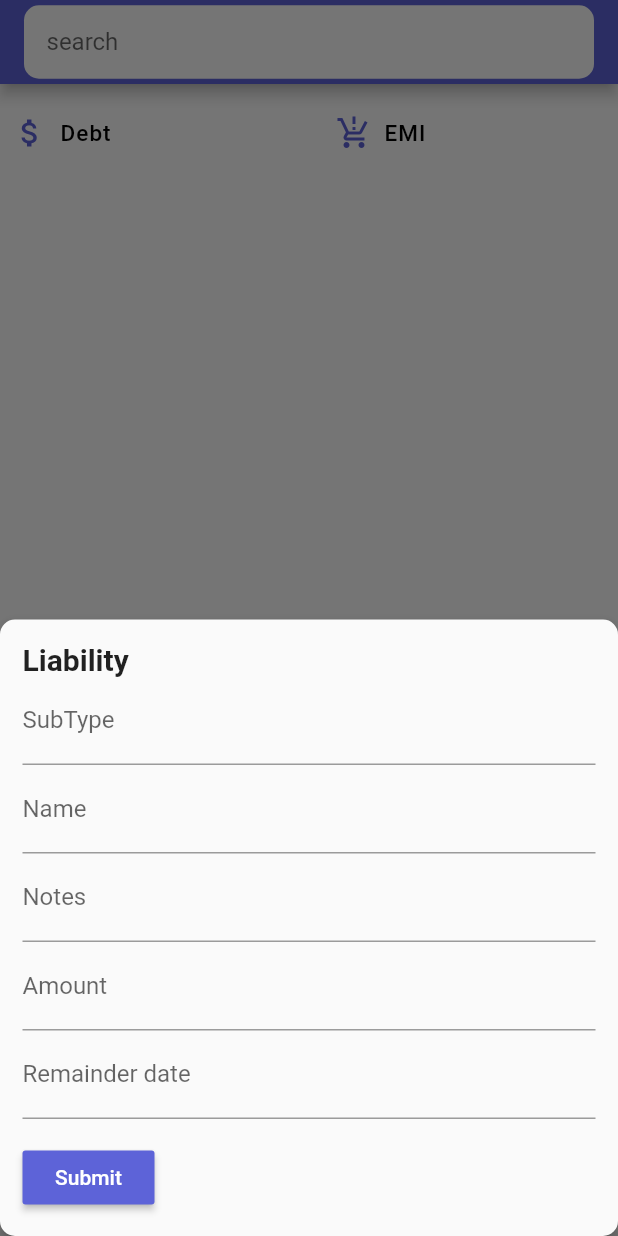
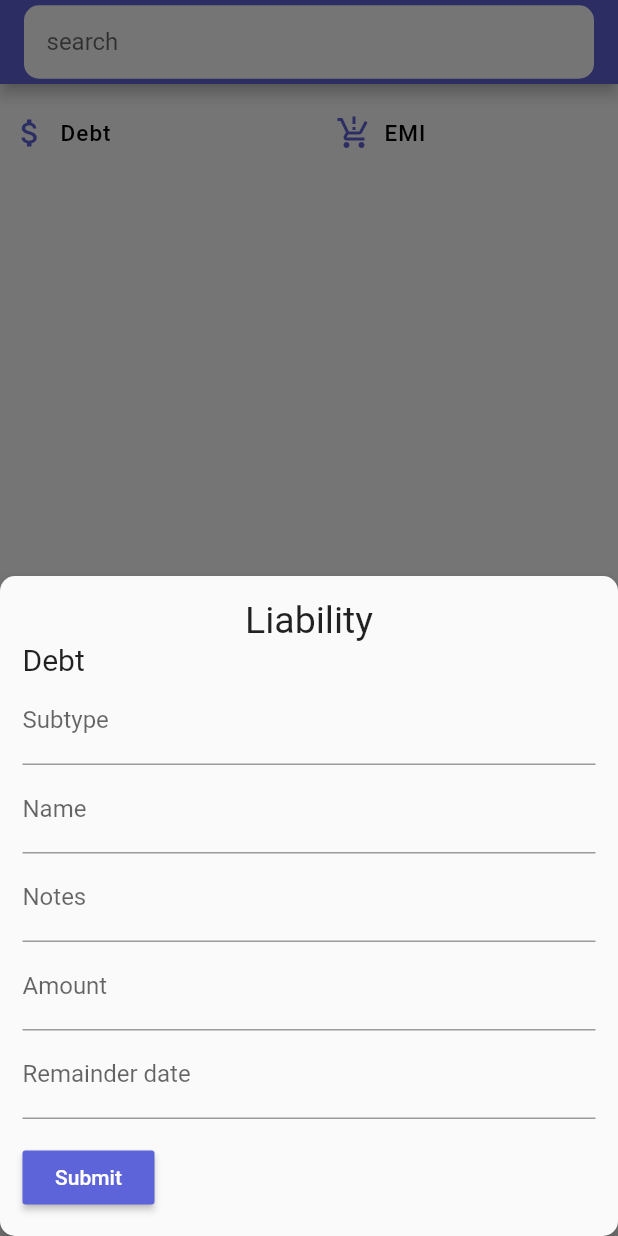
Before and after one commit to thirvusoft/money-manager, a Flutter app: the liabilitySearch screen opened directly, after a tap on "Debt", on a phone screen of 412 x 824 dp. Run offline on Flutter 3.47's test engine with Material 2 defaults, Android fonts, the light colour scheme and no system bars; our stand-ins replace animated_text_kit, bottom_navy_bar, flutter_login, google_fonts, rounded_loading_button, shared_preferences and 1 more; accounts and stored records are empty.

Commit message:
update the bootom sheet

```diff
--- a/lib/views/screens/Homescreen/liabilitySearch.dart
+++ b/lib/views/screens/Homescreen/liabilitySearch.dart
@@ -38,6 +38,7 @@ class _liabilitySearchState extends State<liabilitySearch> {
     ['EMI', 0xf2d1],
   ];
   var data;
+  var subtypes;
   get index => null;
   @override
   Widget build(BuildContext context) {
@@ -101,7 +102,9 @@ class _liabilitySearchState extends State<liabilitySearch> {
                               Center(
                                   child: TextButton.icon(
                                       onPressed: () {
-                                        _show(context);
+                                        subtypes = icon_name[index][0];
+                                        _show(context, subtypes);
+                                        print(icon_name[index][0]);
                                       },
                                       label: Text(
                                         _textEditingController.text.isNotEmpty
@@ -133,7 +136,7 @@ class _liabilitySearchState extends State<liabilitySearch> {
             }));
   }
 
-  void _show(BuildContext ctx) {
+  void _show(BuildContext ctx, subtypes) {
     showModalBottomSheet(
       shape: RoundedRectangleBorder(
         borderRadius: BorderRadius.all(Radius.circular(10.0)),
@@ -151,12 +154,21 @@ class _liabilitySearchState extends State<liabilitySearch> {
             mainAxisSize: MainAxisSize.min,
             crossAxisAlignment: CrossAxisAlignment.start,
             children: [
-              Text("Liability",
-                  style: TextStyle(fontWeight: FontWeight.bold, fontSize: 20)),
-
+              // TextField(
+              //   controller: subtypecontroller,
+              //   decoration: InputDecoration(labelText: 'SubType'),
+              // ),
+              Align(
+                alignment: Alignment
+                    .center, // Align however you like (i.e .centerRight, centerLeft)
+                child: Text("Liability",
+                    textAlign: TextAlign.center,
+                    style: TextStyle(fontSize: 25)),
+              ),
+              Text(subtypes, style: TextStyle(fontSize: 20)),
               TextField(
                 controller: subtypecontroller,
-                decoration: InputDecoration(labelText: 'SubType'),
+                decoration: InputDecoration(labelText: 'Subtype'),
               ),
               TextField(
                 controller: namecontroller,
@@ -205,29 +217,31 @@ class _liabilitySearchState extends State<liabilitySearch> {
                   onPressed: () {
                     // print(typecontroller.text);
                     dataentry(
-                        typecontroller.text,
-                        subtypecontroller.text,
-                        namecontroller.text,
-                        notescontroller.text,
-                        amountcontroller.text,
-                        datecontroller.text);
+                      typecontroller.text,
+                      subtypecontroller.text,
+                      namecontroller.text,
+                      notescontroller.text,
+                      amountcontroller.text,
+                      datecontroller.text,
+                    );
                   })
             ]),
       ),
     );
   }
 
-  Future dataentry(type, subtype, name, notes, amount, date) async {
+  Future dataentry(type, name, notes, amount, date, subtype) async {
     if (typecontroller.text.isNotEmpty ||
         subtypecontroller.text.isNotEmpty ||
         namecontroller.text.isNotEmpty ||
         notescontroller.text.isNotEmpty ||
         amountcontroller.text.isNotEmpty ||
         datecontroller.text.isNotEmpty) {
-      print(subtypecontroller.text);
+      print("check");
       var response = await http.post(Uri.parse(
           "http://192.168.24.34:8000/api/method/money_management_backend.custom.py.api.daily_entry_submit?Type=Liability&Subtype=${subtype}&Name=${name}&Notes=${notes}&Amount=${amount}&Remainder_date=${date}"));
-      //print(response.statusCode);
+      print(response.statusCode);
+      print("response");
       if (response.statusCode == 200) {
         print(response.statusCode);
         Navigator.pop(context);
```
Also changed, not shown: lib/views/screens/Homescreen/Asset.dart (+10 -4 lines), lib/views/screens/Homescreen/expensesSearch.dart (+13 -4 lines), lib/views/screens/Homescreen/incomeSearch.dart (+12 -5 lines), lib/views/screens/Homescreen/othersSearch.dart (+12 -5 lines).
